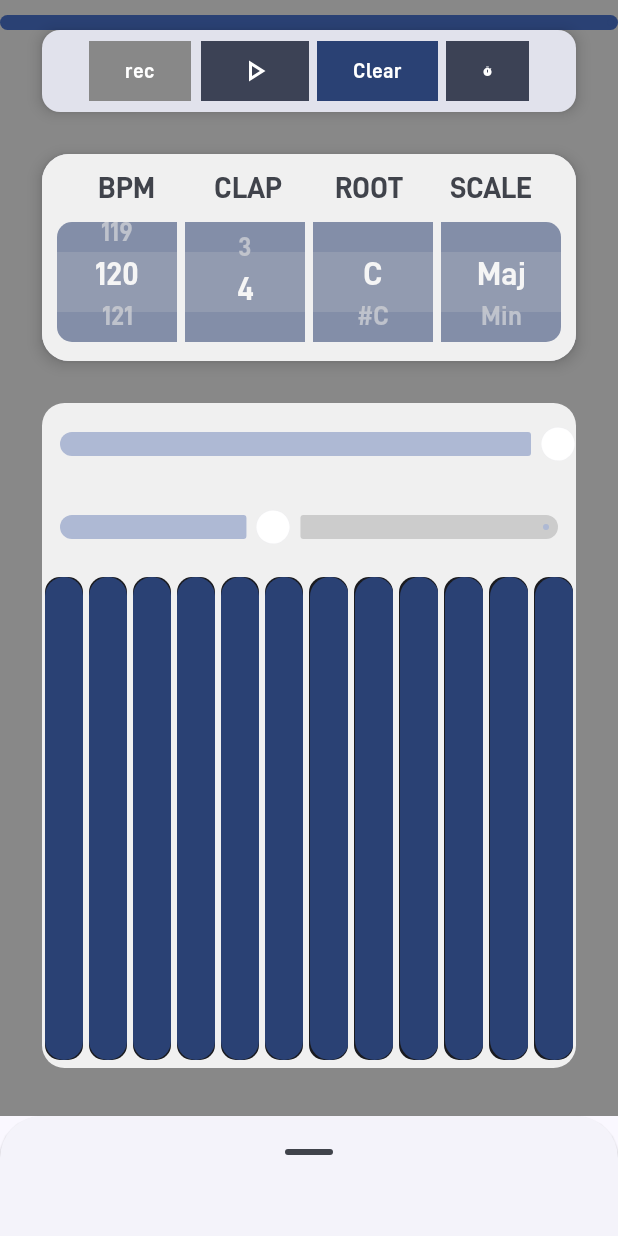
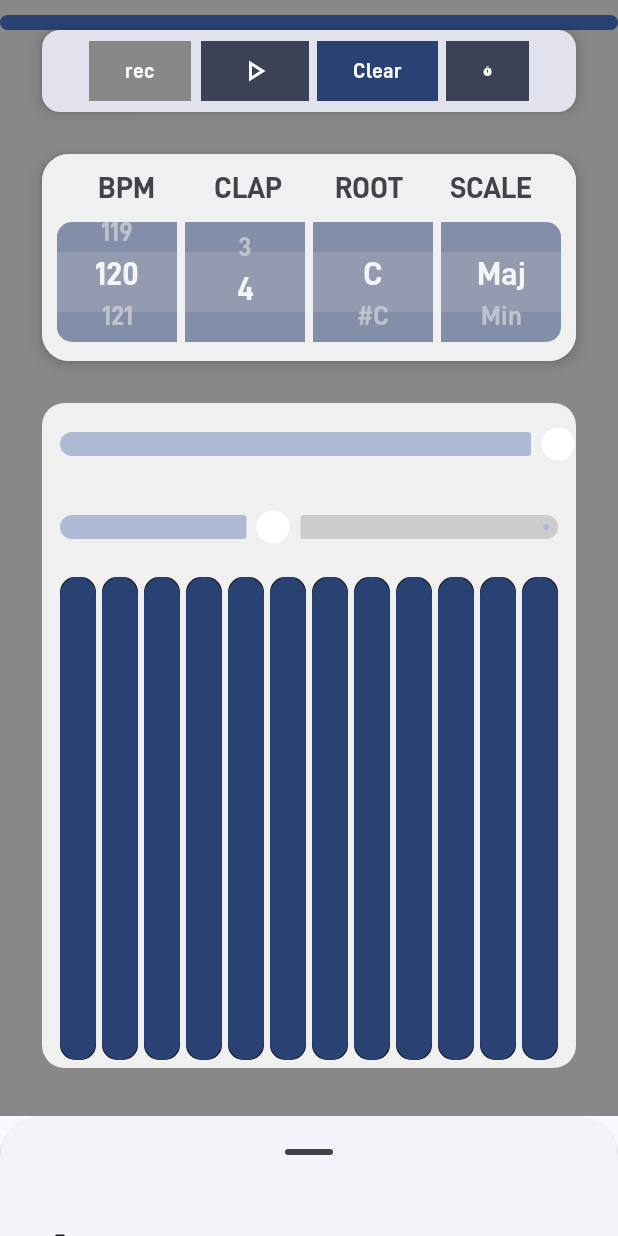
Before and after one commit to zongzixifi/AndroidSynth, an Android app built with Jetpack Compose: the @Preview function GreetingPreview, on a phone screen of 412 x 824 dp. Run offline under Robolectric (Android 15) with nearby library versions, the phone set to English and light mode, and no system bars; libraries missing offline, so code that uses them is left out: org.burnoutcrew.reorderable; network calls fail; 7 statements that could not run were skipped.

Commit message:
V4.7.2 UI优化2

```diff
--- a/app/src/main/AndroidManifest.xml
+++ b/app/src/main/AndroidManifest.xml
@@ -18,8 +18,8 @@
         tools:targetApi="31">
         <activity
             android:name=".MainActivity"
+            android:configChanges="orientation|screenSize|screenLayout|keyboardHidden"
             android:exported="true"
-            android:label="@string/app_name"
             android:theme="@style/Theme.Project2">
             <intent-filter>
                 <action android:name="android.intent.action.MAIN" />
--- a/app/src/main/java/com/example/project2/SynthPage/ControlButtons.kt
+++ b/app/src/main/java/com/example/project2/SynthPage/ControlButtons.kt
@@ -192,7 +192,7 @@ fun LinearDeterminateIndicator(
 
     val animatedProgress by animateFloatAsState(
         targetValue = progress,
-        animationSpec = tween(durationMillis = 300, easing = LinearEasing) // 300ms 平滑过渡
+        animationSpec = tween(durationMillis = 100, easing = LinearEasing) // 300ms 平滑过渡
     )
 
 
--- a/app/src/main/java/com/example/project2/SynthPage/DrumItems.kt
+++ b/app/src/main/java/com/example/project2/SynthPage/DrumItems.kt
@@ -42,6 +42,9 @@ import kotlinx.coroutines.flow.MutableStateFlow
 import kotlinx.coroutines.flow.StateFlow
 import kotlinx.coroutines.flow.update
 import android.util.Log
+import androidx.compose.foundation.layout.BoxWithConstraints
+import androidx.compose.foundation.layout.fillMaxWidth
+import androidx.compose.foundation.lazy.LazyRow
 import androidx.compose.ui.res.colorResource
 
 
@@ -65,6 +68,17 @@ open class DrumViewModel : ViewModel() {
         }
     }
 
+    fun clearAllDrumNotes() {
+        val currentMap = _drumStateMap.value
+        for ((key, value) in currentMap) {
+            if (value) {
+                val (timeNum, note) = key
+                FluidSynthManager.delDrumNote(note, timeNum)
+            }
+        }
+        _drumStateMap.value = emptyMap()
+    }
+
     fun isNoteTriggered(timeNum: Int, note: Int): Boolean {
         return _drumStateMap.value[timeNum to note] ?: false
     }
@@ -81,12 +95,6 @@ fun DrumEachClapItem(
     triggeredColorRes: Int
 ) {
     val timeNum = clapNum * 4
-//    val drumUnTriggeredColors = listOf(
-//        R.color.d1,  // offset=0 → d1
-//        R.color.d2,  // offset=1 → d2
-//        R.color.d3,  // offset=2 → d3
-//        R.color.d4   // offset=3 → d4
-//    )
     Row(
         modifier = modifier,
         horizontalArrangement = Arrangement.SpaceEvenly,
@@ -121,7 +129,7 @@ fun DrumEachDrumSetItem(
 ) {
     Row(
         verticalAlignment = Alignment.CenterVertically,
-        horizontalArrangement = Arrangement.spacedBy(5.dp)
+        horizontalArrangement = Arrangement.spacedBy(10.dp)
     ) {
         Image(
             modifier = Modifier
@@ -156,9 +164,10 @@ fun DrumSet(modifier: Modifier = Modifier, drumViewModel: DrumViewModel) {
         ),
     ){
         Column(
-            modifier = Modifier.padding(horizontal = 2.dp)
+            modifier = Modifier
+                .padding(horizontal = 2.dp, vertical = 4.dp).fillMaxWidth()
         ) {
-            Spacer(Modifier.padding(2.dp))
+            Spacer(Modifier.padding(4.dp))
             DrumEachDrumSetItem(
                 modifier = Modifier,
                 clapList = listOf(0, 1, 2, 3),
@@ -168,7 +177,7 @@ fun DrumSet(modifier: Modifier = Modifier, drumViewModel: DrumViewModel) {
                 drumViewModel = drumViewModel,
                 triggeredColorRes = R.color.d1
             )
-            Spacer(Modifier.padding(2.dp))
+            Spacer(Modifier.padding(4.dp))
             DrumEachDrumSetItem(
                 modifier = Modifier,
                 clapList = listOf(0, 1, 2, 3),
@@ -213,6 +222,91 @@ fun DrumSet(modifier: Modifier = Modifier, drumViewModel: DrumViewModel) {
     }
 }
 
+@Composable
+fun lazyRowDrumSet(modifier: Modifier = Modifier, drumViewModel: DrumViewModel) {
+    BoxWithConstraints(modifier = modifier) {
+        val totalWidth = maxWidth
+        val totalHeight = maxHeight
+        val rowCount = 6
+        val columnCount = 16
+        var buttonSize = (totalWidth / columnCount) - 4.dp
+        if (buttonSize < 40.dp) buttonSize = 40.dp
+        val eachHeight = totalHeight / rowCount
+        val spacerLength = eachHeight - buttonSize
+
+        Card(
+            modifier = Modifier.fillMaxSize(),
+            colors = CardDefaults.cardColors(
+                containerColor = MaterialTheme.colorScheme.surfaceVariant,
+            ),
+            elevation = CardDefaults.cardElevation(
+                defaultElevation = 6.dp
+            ),
+        ) {
+            LazyRow(
+                modifier = Modifier.padding(8.dp).fillMaxWidth()
+            ) {
+                item {
+                    Column(
+                        modifier = Modifier.padding(horizontal = 2.dp).fillMaxSize()
+                    ) {
+                        Spacer(Modifier.height(spacerLength))
+                        DrumEachDrumSetItem(
+                            modifier = Modifier,
+                            clapList = listOf(0, 1, 2, 3),
+                            note = 35,
+                            svel = 100,
+                            drumIconResId = R.drawable.d1,
+                            drumViewModel = drumViewModel,
+                            triggeredColorRes = R.color.d1
+                        )
+                        Spacer(Modifier.height(spacerLength))
+                        DrumEachDrumSetItem(
+                            modifier = Modifier,
+                            clapList = listOf(0, 1, 2, 3),
+                            note = 38,
+                            svel = 100,
+                            drumIconResId = R.drawable.d2,
+                            drumViewModel = drumViewModel,
+                            triggeredColorRes = R.color.d2
+                        )
+                        Spacer(Modifier.height(spacerLength))
+                        DrumEachDrumSetItem(
+                            modifier = Modifier,
+                            clapList = listOf(0, 1, 2, 3),
+                            note = 45,
+                            svel = 100,
+                            drumIconResId = R.drawable.d3,
+                            drumViewModel = drumViewModel,
+                            triggeredColorRes = R.color.d3
+                        )
+                        Spacer(Modifier.height(spacerLength))
+                        DrumEachDrumSetItem(
+                            modifier = Modifier,
+                            clapList = listOf(0, 1, 2, 3),
+                            note = 51,
+                            svel = 100,
+                            drumIconResId = R.drawable.d4,
+                            drumViewModel = drumViewModel,
+                            triggeredColorRes = R.color.d4
+                        )
+                        Spacer(Modifier.height(spacerLength))
+                        DrumEachDrumSetItem(
+                            modifier = Modifier,
+                            clapList = listOf(0, 1, 2, 3),
+                            note = 42,
+                            svel = 100,
+                            drumIconResId = R.drawable.d5,
+                            drumViewModel = drumViewModel,
+                            triggeredColorRes = R.color.d5
+                        )
+                    }
+                }
+            }
+        }
+    }
+}
+
 @Preview
 @Composable
 private fun DrumPrev(modifier: Modifier = Modifier.fillMaxSize()) {
--- a/app/src/main/java/com/example/project2/SynthPage/MusicViewModel.kt
+++ b/app/src/main/java/com/example/project2/SynthPage/MusicViewModel.kt
@@ -52,7 +52,7 @@ open class MetronomeViewModel : ViewModel() {
             while (true) {
                 val newCount = FluidSynthManager.getCount() // 调用 C++ 获取最新 count
                 _count.value = newCount
-                delay(100) // 每 100ms 轮询一次
+                delay(2) // 每 100ms 轮询一次
             }
         }
     }
--- a/app/src/main/java/com/example/project2/SynthPage/SynthItems.kt
+++ b/app/src/main/java/com/example/project2/SynthPage/SynthItems.kt
@@ -155,7 +155,7 @@ fun Keyboards(modifier: Modifier = Modifier, viewModel: MusicViewModel = viewMod
             Box(
                 modifier = Modifier
                     .weight(6f)
-                    .padding(vertical = 5.dp)
+                    .padding(vertical = 5.dp, horizontal = 10.dp)
                     .fillMaxWidth()
                     .onGloballyPositioned { layoutCoordinates ->
                         componentSize = layoutCoordinates.size
--- a/app/src/main/java/com/example/project2/SynthPage/SynthScreen.kt
+++ b/app/src/main/java/com/example/project2/SynthPage/SynthScreen.kt
@@ -2,6 +2,8 @@ package com.example.project2.SynthPage
 
 import android.app.Activity
 import android.content.pm.ActivityInfo
+import android.content.res.Configuration
+import androidx.activity.compose.LocalActivity
 import androidx.compose.foundation.background
 import androidx.compose.foundation.layout.Arrangement
 import androidx.compose.foundation.layout.Box
@@ -17,6 +19,8 @@ import androidx.compose.foundation.layout.padding
 import androidx.compose.foundation.rememberScrollState
 import androidx.compose.foundation.verticalScroll
 import androidx.compose.material.icons.Icons
+import androidx.compose.material.icons.filled.ArrowBackIosNew
+import androidx.compose.material.icons.filled.Delete
 import androidx.compose.material.icons.filled.FitScreen
 import androidx.compose.material3.BottomSheetScaffold
 import androidx.compose.material3.Button
@@ -30,11 +34,16 @@ import androidx.compose.material3.rememberBottomSheetScaffoldState
 import androidx.compose.runtime.Composable
 import androidx.compose.runtime.DisposableEffect
 import androidx.compose.runtime.LaunchedEffect
+import androidx.compose.runtime.getValue
+import androidx.compose.runtime.mutableStateOf
+import androidx.compose.runtime.remember
+import androidx.compose.runtime.setValue
 import androidx.compose.ui.Alignment
 import androidx.compose.ui.ExperimentalComposeUiApi
 import androidx.compose.ui.Modifier
 import androidx.compose.ui.graphics.Color
 import androidx.compose.ui.graphics.painter.Painter
+import androidx.compose.ui.platform.LocalConfiguration
 import androidx.compose.ui.platform.LocalContext
 import androidx.compose.ui.res.painterResource
 import androidx.compose.ui.tooling.preview.Preview
@@ -59,12 +68,37 @@ fun SynthScreen(modifier: Modifier = Modifier, metronomeViewModel: MetronomeView
         }
     }
 
+    val activity = LocalActivity.current
+    activity?.requestedOrientation = ActivityInfo.SCREEN_ORIENTATION_UNSPECIFIED
+    val config = LocalConfiguration.current
+    Box(modifier = modifier.fillMaxSize()) {
+        if (config.orientation == Configuration.ORIENTATION_LANDSCAPE) {
+            FullscreenDrumScreen(
+                modifier = Modifier
+                    .fillMaxSize()
+                ,
+                drumViewModel = drumViewModel,
+                onClickBackToFullscreenDrum = {
+                    activity?.requestedOrientation = ActivityInfo.SCREEN_ORIENTATION_PORTRAIT
+                },
+                metronomeViewModel = metronomeViewModel
+            )
+        }else{
             Surface(
-        modifier = modifier
-            .fillMaxSize(),
+                modifier = Modifier.fillMaxSize(),
                 color = MaterialTheme.colorScheme.background
             ) {
-        DualLayerScreen(metronomeViewModel = metronomeViewModel, filepath = filepath, onClickJumpToFullscreenDrum = onClickJumpToFullscreenDrum, drumViewModel = drumViewModel)
+                DualLayerScreen(
+                    metronomeViewModel = metronomeViewModel,
+                    filepath = filepath,
+                    onClickJumpToFullscreenDrum = {
+                        activity?.requestedOrientation = ActivityInfo.SCREEN_ORIENTATION_LANDSCAPE
+                    },
+                    drumViewModel = drumViewModel
+                )
+            }
+        }
+
     }
 }
 
@@ -80,22 +114,36 @@ fun DualLayerScreen(modifier: Modifier = Modifier, metronomeViewModel: Metronome
             Column(
                 modifier = Modifier
                     .fillMaxWidth()
-                    .height(400.dp)
+                    .height(450.dp)
                     .verticalScroll(rememberScrollState())
                     .padding(16.dp)
             ) {
+                Row(
+                    modifier =Modifier.fillMaxWidth(),
+                    horizontalArrangement = Arrangement.SpaceBetween,
+                ){
+                    IconButton(
+                        onClick = { drumViewModel.clearAllDrumNotes() },
+                        modifier = Modifier
+                    ) {
+                        Icon(
+                            imageVector = Icons.Filled.Delete,
+                            contentDescription = "清除鼓机"
+                        )
+                    }
                     IconButton(
                         onClick = onClickJumpToFullscreenDrum,
-                    modifier = Modifier.align(Alignment.End)
+                        modifier = Modifier
                     ) {
                         Icon(
                             imageVector = Icons.Filled.FitScreen,
                             contentDescription = "打开全屏打击垫"
                         )
                     }
-                Spacer(modifier = Modifier.padding(20.dp))
-                DrumSet(drumViewModel = drumViewModel)
-                Spacer(Modifier.padding(2.dp))
+                }
+                Spacer(modifier = Modifier.padding(5.dp))
+                lazyRowDrumSet(drumViewModel = drumViewModel)
+                Spacer(Modifier.height(10.dp))
                 VerticalReorderList()
             }
         }
@@ -109,7 +157,9 @@ fun DualLayerScreen(modifier: Modifier = Modifier, metronomeViewModel: Metronome
         ) {
             LinearDeterminateIndicator(viewModel = metronomeViewModel, modifier = Modifier.padding(top = 10.dp))
             Buttons(filepath =  filepath, viewModel = metronomeViewModel, modifier = Modifier.padding(horizontal = 28.dp))
-            BasicMusicInfoSet(modifier = Modifier.weight(1f).padding(start = 28.dp, end = 28.dp, top = 28.dp))
+            BasicMusicInfoSet(modifier = Modifier
+                .weight(1f)
+                .padding(start = 28.dp, end = 28.dp, top = 28.dp))
             Keyboards( modifier = Modifier
                 .weight(3f)
                 .fillMaxHeight()
@@ -124,28 +174,38 @@ fun DualLayerScreen(modifier: Modifier = Modifier, metronomeViewModel: Metronome
 
 @Composable
 fun FullscreenDrumScreen(
+    modifier: Modifier = Modifier,
     onClickBackToFullscreenDrum: () -> Unit = {},
-    drumViewModel: DrumViewModel
+    drumViewModel: DrumViewModel,
+    metronomeViewModel: MetronomeViewModel
 ) {
-    val context = LocalContext.current
-    LaunchedEffect(Unit) {
-        val activity = context as? Activity
-        activity?.requestedOrientation = ActivityInfo.SCREEN_ORIENTATION_LANDSCAPE
-    }
-    DisposableEffect(Unit) {
-        onDispose {
-            val activity = context as? Activity
-            activity?.requestedOrientation = ActivityInfo.SCREEN_ORIENTATION_UNSPECIFIED
-        }
-    }
-    Row(modifier = Modifier.fillMaxSize()) {
-        DrumSet(drumViewModel = drumViewModel)
-        Button(
+    Column(modifier = modifier.fillMaxSize().padding(horizontal = 30.dp)) {
+        Row(
+            modifier =Modifier.fillMaxWidth(),
+            horizontalArrangement = Arrangement.SpaceBetween,
+        ){
+            IconButton(
                 onClick = onClickBackToFullscreenDrum,
                 modifier = Modifier.padding(8.dp)
             ) {
-            Text("返回")
+                Icon(
+                    imageVector = Icons.Filled.ArrowBackIosNew,
+                    contentDescription = "返回"
+                )
             }
+            IconButton(
+                onClick = { drumViewModel.clearAllDrumNotes() },
+                modifier = Modifier
+            ) {
+                Icon(
+                    imageVector = Icons.Filled.Delete,
+                    contentDescription = "清除鼓机"
+                )
+            }
+        }
+        LinearDeterminateIndicator(viewModel = metronomeViewModel, modifier = Modifier.padding(top = 5.dp))
+        Spacer(Modifier.height(5.dp))
+        DrumSet(drumViewModel = drumViewModel)
     }
 }
 
@@ -174,6 +234,6 @@ fun FullScreenDrumPreview() {
     }
     val file =  File("/storage/emulated/0/Music")
     Project2Theme {
-        FullscreenDrumScreen(drumViewModel = fakeViewModel2)
+        FullscreenDrumScreen(drumViewModel = fakeViewModel2, metronomeViewModel = fakeViewModel)
     }
 }
```
Also changed, not shown: app/src/main/java/com/example/project2/NaviGraph.kt (+0 -7 lines), app/src/main/java/com/example/project2/Navigation.kt (+0 -7 lines), 1 other file. Lines whose indentation alone changed are shown as unchanged.
